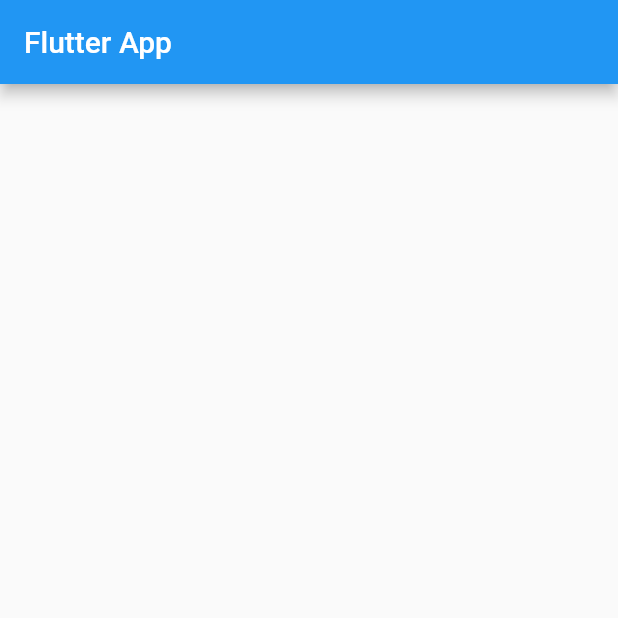
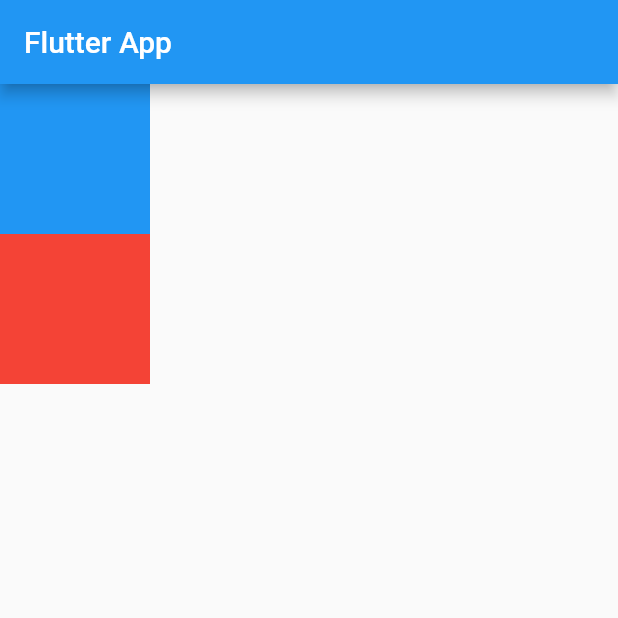
Before and after one commit to dipeshkoirala21/flutter_medium, a Flutter app: the screen it shows after launch, on a phone screen of 412 x 824 dp, the top half of it. Run offline on Flutter 3.47's test engine with Material 2 defaults, Android fonts, the phone set to English and light mode, and no system bars.

Commit message:
feat: column

```diff
--- a/lib/main.dart
+++ b/lib/main.dart
@@ -34,14 +34,16 @@ class _MyHomePageState extends State<MyHomePage> {
         appBar: AppBar(
           title: const Text('Flutter App'),
         ),
-        body: Row(
+        body: Column(
           children: [
             Container(
               height: 100,
+              width: 100,
               color: Colors.blue,
             ),
             Container(
               height: 100,
+              width: 100,
               color: Colors.red,
             )
           ],
```
